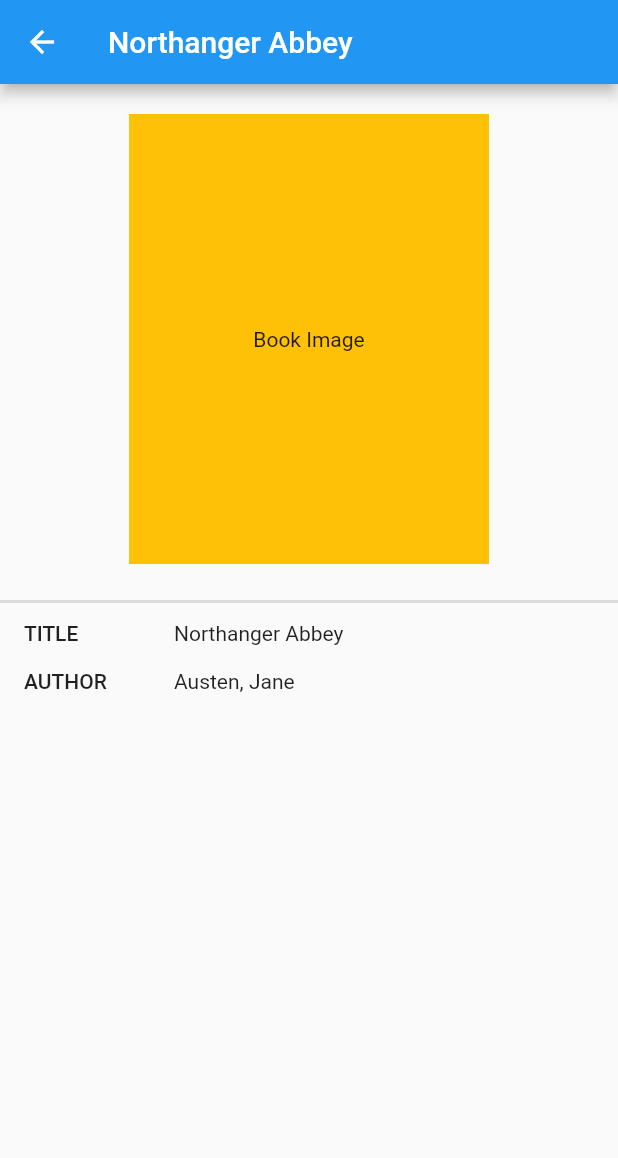
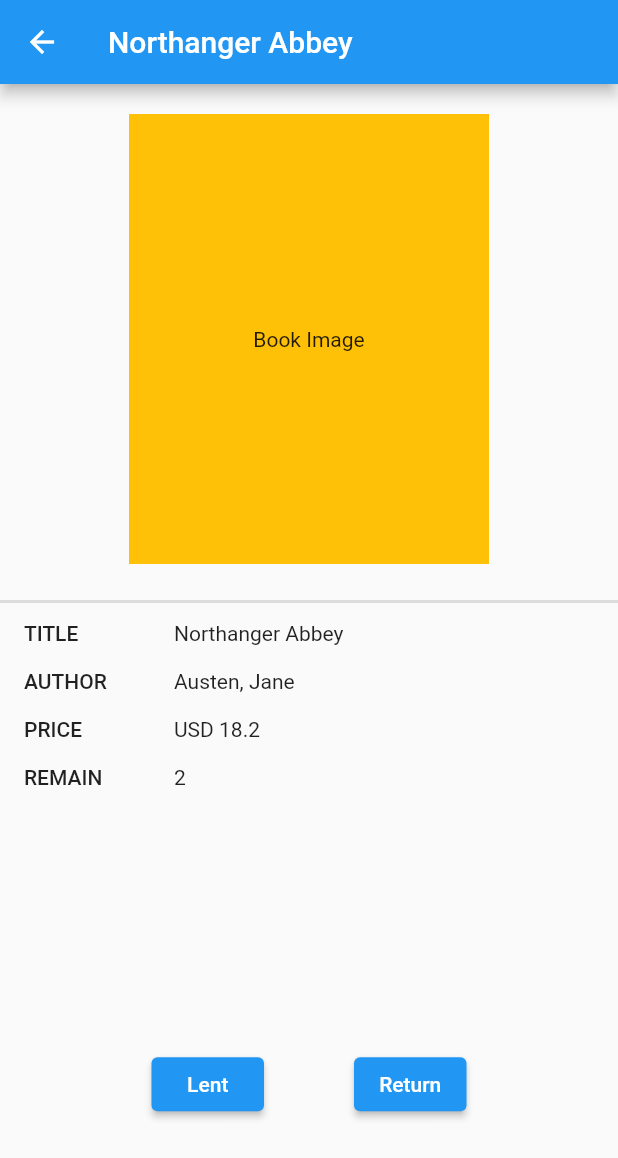
Before and after one commit to Raonshi/book-manage-client, a Flutter app: the screen it shows after launch, after a tap on "Book Image", on a phone screen of 412 x 824 dp. Shown: the top 1158 px of the screen. Run offline on Flutter 3.47's test engine with Material 2 defaults, Android fonts, the phone set to English and light mode, and no system bars; our stand-ins replace get, logger, shimmer.

Commit message:
book lent / return function

```diff
--- a/lib/books/book_detail/book_detail_ctrl.dart
+++ b/lib/books/book_detail/book_detail_ctrl.dart
@@ -1,7 +1,44 @@
+import 'package:book_manager/books/books_ctrl.dart';
 import 'package:get/get.dart';
 
 class BookDetailCtrl extends GetxController {
   final _book = Rxn<Map<String, dynamic>>();
   Map<String, dynamic>? get book => _book.value;
   set book(Map<String, dynamic>? val) => _book.value = val;
+
+  lentBook() {
+    int lent =
+        book?['count'] <= book?['lent'] ? book!['lent'] + 1 : book!['lent'];
+
+    final Map<String, dynamic> updatedBook = {
+      'id': book?['id'] ?? 00000,
+      "title": book?['title'] ?? '-',
+      "author": book?['author'] ?? '-',
+      "year_written": book?['year_written'] ?? 2022,
+      "edition": book?['edition'] ?? '-',
+      "price": book?['price'] ?? 0.0,
+      "count": book?['count'] ?? 0,
+      "lent": lent,
+    };
+
+    final bool isUpdated = Get.find<BooksCtrl>().updateBookInfo(updatedBook);
+    book = isUpdated ? updatedBook : book;
+  }
+
+  returnBook() {
+    int lent = book?['lent'] == 0 ? book!['lent'] : book!['lent'] - 1;
+    final Map<String, dynamic> updatedBook = {
+      'id': book?['id'] ?? 00000,
+      "title": book?['title'] ?? '-',
+      "author": book?['author'] ?? '-',
+      "year_written": book?['year_written'] ?? 2022,
+      "edition": book?['edition'] ?? '-',
+      "price": book?['price'] ?? 0.0,
+      "count": book?['count'] ?? 0,
+      "lent": lent,
+    };
+
+    final bool isUpdated = Get.find<BooksCtrl>().updateBookInfo(updatedBook);
+    book = isUpdated ? updatedBook : book;
+  }
 }
--- a/lib/books/book_detail/book_detail_page.dart
+++ b/lib/books/book_detail/book_detail_page.dart
@@ -8,11 +8,12 @@ class BookDetailPage extends GetView<BookDetailCtrl> {
   @override
   Widget build(BuildContext context) {
     controller.book = Get.arguments;
+
     return Scaffold(
       appBar: AppBar(title: Text(controller.book?['title'] ?? '')),
-      body: Container(
-        child: SingleChildScrollView(
+      body: SingleChildScrollView(
         child: Column(
+          mainAxisSize: MainAxisSize.min,
           children: [
             _buildBookImage(),
             const Divider(
@@ -61,8 +62,86 @@ class BookDetailPage extends GetView<BookDetailCtrl> {
                 ],
               ),
             ),
+            Padding(
+              padding: const EdgeInsets.symmetric(
+                horizontal: 16.0,
+                vertical: 8.0,
+              ),
+              child: Row(
+                children: [
+                  SizedBox(
+                    width: 100,
+                    child: Text(
+                      'PRICE',
+                      style: Theme.of(context).textTheme.bodyLarge,
+                    ),
+                  ),
+                  Text(
+                    'USD ${controller.book?['price'] ?? ''}',
+                    style: Theme.of(context).textTheme.bodyMedium,
+                  ),
                 ],
               ),
+            ),
+            Padding(
+              padding: const EdgeInsets.symmetric(
+                horizontal: 16.0,
+                vertical: 8.0,
+              ),
+              child: Row(
+                children: [
+                  SizedBox(
+                    width: 100,
+                    child: Text(
+                      'REMAIN',
+                      style: Theme.of(context).textTheme.bodyLarge,
+                    ),
+                  ),
+                  Obx(
+                    () => Text(
+                      '${controller.book!['count'] - controller.book!['lent']}',
+                      style: Theme.of(context).textTheme.bodyMedium,
+                    ),
+                  ),
+                ],
+              ),
+            ),
+            SizedBox(height: Get.size.height * 0.2),
+            Row(
+              mainAxisAlignment: MainAxisAlignment.center,
+              children: [
+                Container(
+                  width: 75,
+                  margin: const EdgeInsets.only(right: 30),
+                  child: ElevatedButton(
+                    onPressed: () =>
+                        controller.book?['lent'] <= controller.book?['count']
+                            ? Get.defaultDialog(
+                                title: 'Info',
+                                content: Text('There is no book'),
+                                onCancel: () {},
+                              )
+                            : controller.lentBook(),
+                    child: const Text('Lent'),
+                  ),
+                ),
+                Container(
+                  width: 75,
+                  margin: const EdgeInsets.only(left: 30),
+                  child: ElevatedButton(
+                    onPressed: () => controller.book?['lent'] == 0
+                        ? Get.defaultDialog(
+                            title: 'Info',
+                            content: Text('The book has returned fully'),
+                            onCancel: () {},
+                          )
+                        : controller.returnBook(),
+                    child: const Text('Return'),
+                  ),
+                ),
+              ],
+            ),
+          ],
         ),
       ),
     );
--- a/lib/books/books_ctrl.dart
+++ b/lib/books/books_ctrl.dart
@@ -58,4 +58,22 @@ class BooksCtrl extends GetxController {
 
     return searchedBooks;
   }
+
+  bool updateBookInfo(Map<String, dynamic> updatedBook) {
+    bool result = false;
+    searchedBooks.clear();
+    searchedBooks.addAll(
+      books.map(
+        (book) {
+          if (book['id'] == updatedBook['id']) {
+            result = true;
+            return updatedBook;
+          } else {
+            return book;
+          }
+        },
+      ),
+    );
+    return result;
+  }
 }
--- a/lib/books/books_page.dart
+++ b/lib/books/books_page.dart
@@ -4,7 +4,6 @@ import 'package:book_manager/books/local_widget/book_widget_shimmer.dart';
 import 'package:book_manager/common/utils.dart';
 import 'package:flutter/material.dart';
 import 'package:get/get.dart';
-import 'package:logger/logger.dart';
 
 class BooksPage extends StatelessWidget {
   BooksPage({Key? key}) : super(key: key);
--- a/lib/books/local_widget/book_widget.dart
+++ b/lib/books/local_widget/book_widget.dart
@@ -8,6 +8,7 @@ class BookWidget extends StatelessWidget {
 
   @override
   Widget build(BuildContext context) {
+    final int remain = book['count'] - book['lent'];
     return InkWell(
       child: Row(
         children: [
@@ -36,7 +37,7 @@ class BookWidget extends StatelessWidget {
                           text: 'Remain ',
                           style: Theme.of(context).textTheme.bodySmall),
                       TextSpan(
-                          text: book['remain'].toString(),
+                          text: '$remain',
                           style: Theme.of(context).textTheme.bodySmall),
                     ],
                   ),
--- a/lib/common/data.dart
+++ b/lib/common/data.dart
@@ -1,106 +1,132 @@
 List<Map<String, dynamic>> bookData = [
   {
+    "id": 43132,
     "title": "Northanger Abbey",
     "author": "Austen, Jane",
     "year_written": 1814,
     "edition": "Penguin",
     "price": 18.2,
-    "remain": 3,
+    "count": 5,
+    "lent": 3,
   },
   {
+    "id": 67647,
     "title": "War and Peace",
     "author": "Tolstoy, Leo",
     "year_written": 1865,
     "edition": "Penguin",
     "price": 12.7,
-    "remain": 1,
+    "count": 5,
+    "lent": 4,
   },
   {
+    "id": 12353,
     "title": "Anna Karenina",
     "author": "Tolstoy, Leo",
     "year_written": 1875,
     "edition": "Penguin",
     "price": 13.5,
-    "remain": 5,
+    "count": 5,
+    "lent": 5,
   },
   {
+    "id": 29438,
     "title": "Mrs. Dalloway",
     "author": "Woolf, Virginia",
     "year_written": 1925,
     "edition": "Harcourt Brace",
     "price": 25,
-    "remain": 0,
+    "count": 5,
+    "lent": 5,
   },
   {
+    "id": 24242,
     "title": "The Hours",
     "author": "Cunnningham, Michael",
     "year_written": 1999,
     "edition": "Harcourt Brace",
     "price": 12.35,
-    "remain": 0,
+    "count": 5,
+    "lent": 1,
   },
   {
+    "id": 67368,
     "title": "Huckleberry Finn",
     "author": "Twain, Mark",
     "year_written": 1865,
     "edition": "Penguin",
     "price": 5.76,
-    "remain": 1,
+    "count": 5,
+    "lent": 3,
   },
   {
+    "id": 92380,
     "title": "Bleak House",
     "author": "Dickens, Charles",
     "year_written": 1870,
     "edition": "Random House",
     "price": 5.75,
-    "remain": 2,
+    "count": 5,
+    "lent": 4,
   },
   {
+    "id": 90321,
     "title": "Tom Sawyer",
     "author": "Twain, Mark",
     "year_written": 1862,
     "edition": "Random House",
     "price": 7.75,
-    "remain": 0,
+    "count": 5,
+    "lent": 2,
   },
   {
+    "id": 52572,
     "title": "A Room of One's Own",
     "author": "Woolf, Virginia",
     "year_written": 1922,
     "edition": "Penguin",
     "price": 29,
-    "remain": 1,
+    "count": 5,
+    "lent": 4,
   },
   {
+    "id": 28344,
     "title": "Harry Potter",
     "author": "Rowling, J.K.",
     "year_written": 2000,
     "edition": "Harcourt Brace",
     "price": 19.95,
-    "remain": 0,
+    "count": 5,
+    "lent": 5,
   },
   {
+    "id": 11223,
     "title": "One Hundred Years of Solitude",
     "author": "Marquez",
     "year_written": 1967,
     "edition": "Harper  Perennial",
     "price": 14.00,
-    "remain": 0,
+    "count": 5,
+    "lent": 1,
   },
   {
+    "id": 66613,
     "title": "Hamlet, Prince of Denmark",
     "author": "Shakespeare",
     "year_written": 1603,
     "edition": "Signet  Classics",
     "price": 7.95,
-    "remain": 6,
+    "count": 5,
+    "lent": 5,
   },
   {
+    "id": 77242,
     "title": "Lord of the Rings",
     "author": "Tolkien, J.R.",
     "year_written": 1937,
     "edition": "Penguin",
     "price": 27.45,
-    "remain": 0,
+    "count": 5,
+    "lent": 3,
   },
 ];
```
Lines whose indentation alone changed are shown as unchanged.
